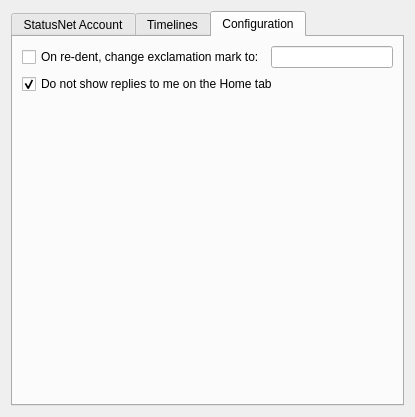
The window that microblogs/laconica/laconicaeditaccount_base.ui (KDE/choqok) describes before a commit, drawn with Qt 5.
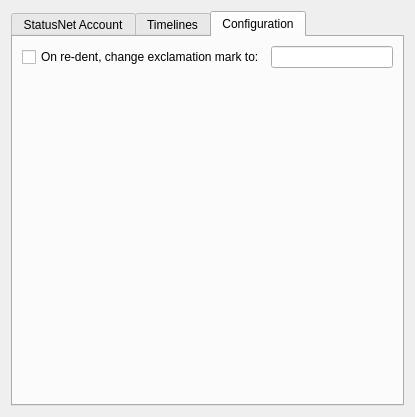
The same window after the commit. The open tabs and pages were chosen to show the change. Custom widgets are drawn as their Qt base class.

Commit message: Timeline selection config page enabled in Twitter edit account! FEATURE:216962 was implemented with revision 1078218! Having Favorite tab in Twitter, and Identica I was forgot to mark it, and my connection does not support to open it's page :(

Diff of the .ui file:
```diff
--- a/microblogs/laconica/laconicaeditaccount_base.ui
+++ b/microblogs/laconica/laconicaeditaccount_base.ui
@@ -304,16 +304,6 @@
          </item>
         </layout>
        </item>
-       <item>
-        <widget class="QCheckBox" name="kcfg_doNotShowRepliesOnHome">
-         <property name="text">
-          <string>Do not show replies to me on the Home tab</string>
-         </property>
-         <property name="checked">
-          <bool>true</bool>
-         </property>
-        </widget>
-       </item>
        <item>
         <spacer name="verticalSpacer">
          <property name="orientation">
```
Left out of the diff: 1 changed line with no effect on the pictures. The commit also changes 4 other files.
